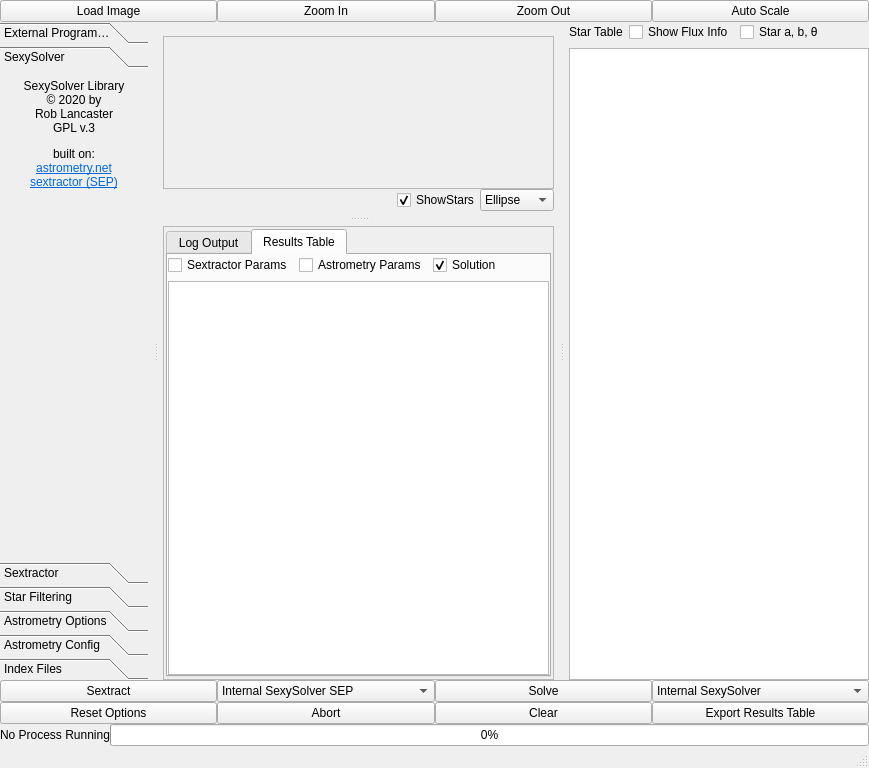
First picture: the form in mainwindow.ui, repository rlancaste/stellarsolver, before the edit.
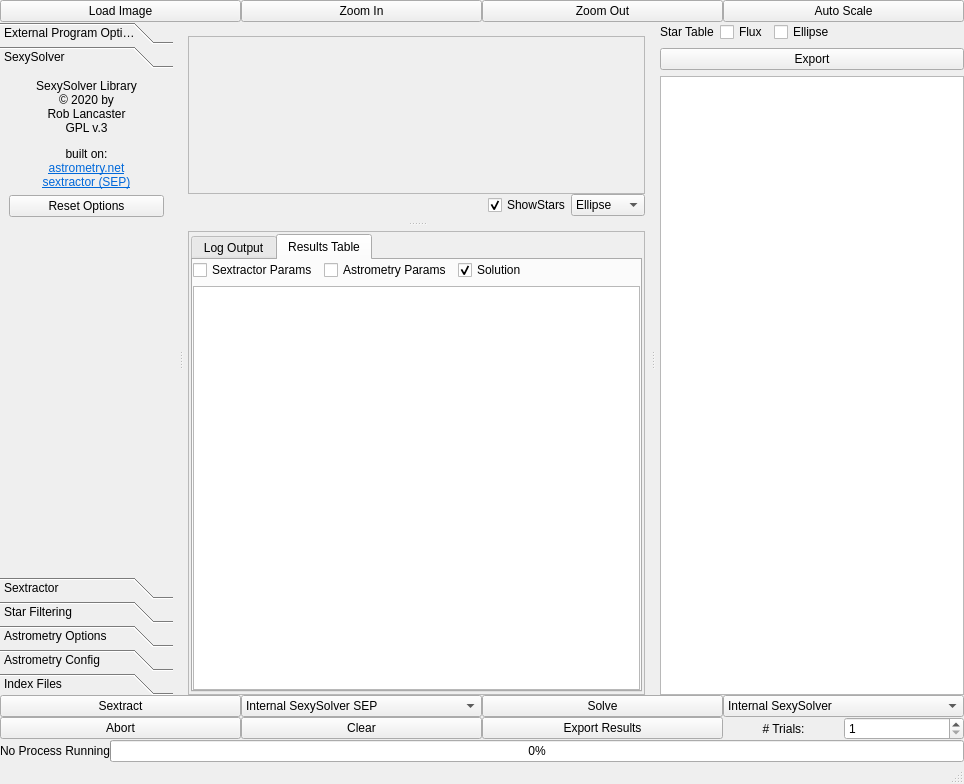
Second picture: the form after the edit. The open tabs and pages were chosen to show the change. Icons and pictures are not drawn. Custom widgets are drawn as their Qt base class.

Commit message: Adding multiple trials as an option, reorganizing main method methods, sorting info in SexySolver.h, adding more documentation

Patch:
```diff
--- a/mainwindow.ui
+++ b/mainwindow.ui
@@ -6,8 +6,8 @@
    <rect>
     <x>0</x>
     <y>0</y>
-    <width>869</width>
-    <height>768</height>
+    <width>964</width>
+    <height>784</height>
    </rect>
   </property>
   <property name="font">
@@ -288,8 +288,8 @@
          <rect>
           <x>0</x>
           <y>0</y>
-          <width>153</width>
-          <height>335</height>
+          <width>149</width>
+          <height>373</height>
          </rect>
         </property>
         <attribute name="label">
@@ -298,6 +298,12 @@
         <layout class="QGridLayout" name="gridLayout_10">
          <item row="1" column="1">
           <widget class="QLabel" name="label_47">
+           <property name="minimumSize">
+            <size>
+             <width>0</width>
+             <height>0</height>
+            </size>
+           </property>
            <property name="text">
             <string>&lt;html&gt;&lt;head/&gt;&lt;body&gt;&lt;p align=&quot;center&quot;&gt;&lt;img src=&quot;:/SexySolverIcon.png&quot; width=&quot;125&quot;/&gt;&lt;/p&gt;&lt;p align=&quot;center&quot;&gt;SexySolver Library&lt;br/&gt;© 2020 by &lt;br/&gt;Rob Lancaster&lt;br/&gt;GPL v.3&lt;/p&gt;&lt;p align=&quot;center&quot;&gt;built on:&lt;br/&gt;&lt;a href=&quot;http://astrometry.net/doc/readme.html&quot;&gt;&lt;span style=&quot; text-decoration: underline; color:#0068da;&quot;&gt;astrometry.net&lt;/span&gt;&lt;/a&gt;&lt;br/&gt;&lt;a href=&quot;https://sep.readthedocs.io/en/v1.0.x/&quot;&gt;&lt;span style=&quot; text-decoration: underline; color:#0068da;&quot;&gt;sextractor (SEP)&lt;/span&gt;&lt;/a&gt;&lt;/p&gt;&lt;/body&gt;&lt;/html&gt;</string>
            </property>
@@ -309,7 +315,7 @@
            </property>
           </widget>
          </item>
-         <item row="2" column="1">
+         <item row="3" column="1">
           <spacer name="verticalSpacer">
            <property name="orientation">
             <enum>Qt::Vertical</enum>
@@ -322,6 +328,13 @@
            </property>
           </spacer>
          </item>
+         <item row="2" column="1">
+          <widget class="QPushButton" name="reset">
+           <property name="text">
+            <string>Reset Options</string>
+           </property>
+          </widget>
+         </item>
         </layout>
        </widget>
        <widget class="QWidget" name="Sextractor">
@@ -1194,8 +1207,8 @@
              <rect>
               <x>0</x>
               <y>0</y>
-              <width>379</width>
-              <height>108</height>
+              <width>430</width>
+              <height>106</height>
              </rect>
             </property>
             <layout class="QGridLayout" name="gridLayout_2">
@@ -1327,8 +1340,8 @@
           <rect>
            <x>0</x>
            <y>0</y>
-           <width>381</width>
-           <height>339</height>
+           <width>432</width>
+           <height>341</height>
           </rect>
          </property>
          <property name="sizePolicy">
@@ -1466,6 +1479,12 @@
        <layout class="QVBoxLayout" name="verticalLayout_3">
         <item>
          <layout class="QHBoxLayout" name="horizontalLayout_7">
+          <property name="spacing">
+           <number>-1</number>
+          </property>
+          <property name="sizeConstraint">
+           <enum>QLayout::SetDefaultConstraint</enum>
+          </property>
           <property name="topMargin">
            <number>0</number>
           </property>
@@ -1488,7 +1507,7 @@
           <item>
            <widget class="QCheckBox" name="showFluxInfo">
             <property name="text">
-             <string>Show Flux Info</string>
+             <string>Flux</string>
             </property>
             <property name="checked">
              <bool>false</bool>
@@ -1498,7 +1517,7 @@
           <item>
            <widget class="QCheckBox" name="showStarShapeInfo">
             <property name="text">
-             <string>Star a, b, θ</string>
+             <string>Ellipse</string>
             </property>
             <property name="checked">
              <bool>false</bool>
@@ -1520,6 +1539,23 @@
           </item>
          </layout>
         </item>
+        <item>
+         <layout class="QHBoxLayout" name="horizontalLayout_9">
+          <property name="spacing">
+           <number>-1</number>
+          </property>
+          <property name="topMargin">
+           <number>0</number>
+          </property>
+          <item>
+           <widget class="QPushButton" name="exportStarTable">
+            <property name="text">
+             <string>Export</string>
+            </property>
+           </widget>
+          </item>
+         </layout>
+        </item>
         <item>
          <widget class="QTableWidget" name="starTable"/>
         </item>
@@ -1605,13 +1641,6 @@
       <property name="topMargin">
        <number>0</number>
       </property>
-      <item>
-       <widget class="QPushButton" name="reset">
-        <property name="text">
-         <string>Reset Options</string>
-        </property>
-       </widget>
-      </item>
       <item>
        <widget class="QPushButton" name="Abort">
         <property name="text">
@@ -1629,10 +1658,46 @@
       <item>
        <widget class="QPushButton" name="exportTable">
         <property name="text">
-         <string>Export Results Table</string>
+         <string>Export Results</string>
         </property>
        </widget>
       </item>
+      <item>
+       <layout class="QHBoxLayout" name="horizontalLayout_4">
+        <property name="spacing">
+         <number>0</number>
+        </property>
+        <item>
+         <widget class="QLabel" name="label_32">
+          <property name="maximumSize">
+           <size>
+            <width>16777215</width>
+            <height>15</height>
+           </size>
+          </property>
+          <property name="text">
+           <string># Trials:</string>
+          </property>
+          <property name="alignment">
+           <set>Qt::AlignCenter</set>
+          </property>
+         </widget>
+        </item>
+        <item>
+         <widget class="QSpinBox" name="trials">
+          <property name="suffix">
+           <string/>
+          </property>
+          <property name="minimum">
+           <number>1</number>
+          </property>
+          <property name="maximum">
+           <number>100</number>
+          </property>
+         </widget>
+        </item>
+       </layout>
+      </item>
      </layout>
     </item>
     <item>
```
Left out of the diff: 18 changed lines with no effect on the pictures. The commit also changes 5 other files.
